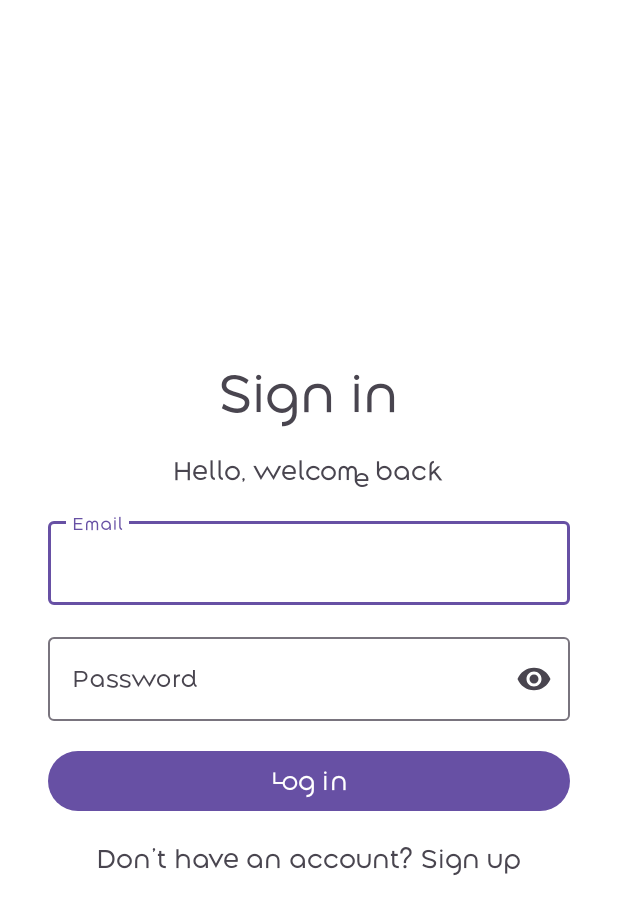
After one commit to soulmate-dating/glimpse, an Android app: the layout fragment_log_in.xml on its own in the app's theme, with its tools: preview values and no code run, on a phone screen of 412 x 824 dp. The commit adds this screen. Shown: the top 914 px of the screen. Run offline under Robolectric (Android 15) with nearby library versions, the phone set to English and light mode, and no system bars.

Commit message:
TIN-48: create simple sign in screen

```diff
--- a/app/src/main/java/ru/hse/glimpse/navigation/Screens.kt
+++ b/app/src/main/java/ru/hse/glimpse/navigation/Screens.kt
@@ -2,6 +2,7 @@ package ru.hse.glimpse.navigation
 
 import com.github.terrakok.cicerone.androidx.FragmentScreen
 import ru.hse.glimpse.screens.in_or_up.InOrUpFragment
+import ru.hse.glimpse.screens.log_in.LogInFragment
 import ru.hse.glimpse.screens.sign_up.SignUpFragment
 
 @Suppress("FunctionName")
@@ -10,4 +11,6 @@ object Screens {
     fun InOrUpScreen() = FragmentScreen { InOrUpFragment() }
 
     fun SignUpScreen() = FragmentScreen { SignUpFragment() }
+
+    fun LogInScreen() = FragmentScreen { LogInFragment() }
 }
--- a/app/src/main/java/ru/hse/glimpse/screens/in_or_up/InOrUpFragment.kt
+++ b/app/src/main/java/ru/hse/glimpse/screens/in_or_up/InOrUpFragment.kt
@@ -31,13 +31,15 @@ class InOrUpFragment : FlowFragment<InOrUpComponent>(R.layout.fragment_in_or_up)
         initViews()
     }
 
-    private fun initViews() {
-        binding.signUp.setOnClickListener { store.dispatch(InOrUpEvent.SingUpClicked) }
+    private fun initViews() = with(binding) {
+        signUp.setOnClickListener { store.dispatch(InOrUpEvent.SingUpClicked) }
+        signIn.setOnClickListener { store.dispatch(InOrUpEvent.SignInClicked) }
     }
 
     private fun handleNews(news: InOrUpNews) {
         when (news) {
             InOrUpNews.OpenSignUp -> router.navigateTo(Screens.SignUpScreen())
+            InOrUpNews.OpenSignIn -> router.navigateTo(Screens.LogInScreen())
         }
     }
 }
--- a/app/src/main/java/ru/hse/glimpse/screens/in_or_up/presentation/InOrUpEvent.kt
+++ b/app/src/main/java/ru/hse/glimpse/screens/in_or_up/presentation/InOrUpEvent.kt
@@ -2,4 +2,5 @@ package ru.hse.glimpse.screens.in_or_up.presentation
 
 sealed interface InOrUpEvent {
     object SingUpClicked : InOrUpEvent
+    object SignInClicked : InOrUpEvent
 }
--- a/app/src/main/java/ru/hse/glimpse/screens/in_or_up/presentation/InOrUpNews.kt
+++ b/app/src/main/java/ru/hse/glimpse/screens/in_or_up/presentation/InOrUpNews.kt
@@ -3,4 +3,5 @@ package ru.hse.glimpse.screens.in_or_up.presentation
 sealed interface InOrUpNews {
 
     object OpenSignUp : InOrUpNews
+    object OpenSignIn : InOrUpNews
 }
--- a/app/src/main/java/ru/hse/glimpse/screens/in_or_up/presentation/InOrUpUpdate.kt
+++ b/app/src/main/java/ru/hse/glimpse/screens/in_or_up/presentation/InOrUpUpdate.kt
@@ -7,6 +7,7 @@ internal class InOrUpUpdate : DslUpdate<InOrUpState, InOrUpEvent, InOrUpCommand,
     override fun NextBuilder.update(event: InOrUpEvent) {
         when (event) {
             is InOrUpEvent.SingUpClicked -> news(InOrUpNews.OpenSignUp)
+            is InOrUpEvent.SignInClicked -> news(InOrUpNews.OpenSignIn)
         }
     }
 }
--- /dev/null
+++ b/app/src/main/java/ru/hse/glimpse/screens/log_in/presentation/LogInCommand.kt
@@ -0,0 +1,3 @@
+package ru.hse.glimpse.screens.log_in.presentation
+
+sealed interface LogInCommand
--- /dev/null
+++ b/app/src/main/java/ru/hse/glimpse/screens/log_in/presentation/LogInEvent.kt
@@ -0,0 +1,3 @@
+package ru.hse.glimpse.screens.log_in.presentation
+
+sealed interface LogInEvent
--- /dev/null
+++ b/app/src/main/java/ru/hse/glimpse/screens/log_in/presentation/LogInNews.kt
@@ -0,0 +1,3 @@
+package ru.hse.glimpse.screens.log_in.presentation
+
+sealed interface LogInNews
--- /dev/null
+++ b/app/src/main/java/ru/hse/glimpse/screens/log_in/presentation/LogInState.kt
@@ -0,0 +1,5 @@
+package ru.hse.glimpse.screens.log_in.presentation
+
+data class LogInState(
+    val data: Any? = null,
+)
--- /dev/null
+++ b/app/src/main/java/ru/hse/glimpse/screens/log_in/presentation/LogInStore.kt
@@ -0,0 +1,5 @@
+package ru.hse.glimpse.screens.log_in.presentation
+
+import ru.tinkoff.kotea.core.Store
+
+typealias LogInStore = Store<LogInState, LogInEvent, LogInNews>
--- /dev/null
+++ b/app/src/main/res/layout/fragment_log_in.xml
@@ -0,0 +1,86 @@
+<?xml version="1.0" encoding="utf-8"?>
+<androidx.constraintlayout.widget.ConstraintLayout xmlns:android="http://schemas.android.com/apk/res/android"
+    xmlns:app="http://schemas.android.com/apk/res-auto"
+    android:layout_width="match_parent"
+    android:layout_height="match_parent"
+    android:background="@color/white">
+
+    <LinearLayout
+        android:layout_width="match_parent"
+        android:layout_height="wrap_content"
+        android:layout_marginHorizontal="32dp"
+        android:gravity="center"
+        android:orientation="vertical"
+        app:layout_constraintBottom_toBottomOf="parent"
+        app:layout_constraintEnd_toEndOf="parent"
+        app:layout_constraintStart_toStartOf="parent"
+        app:layout_constraintTop_toTopOf="parent">
+
+        <TextView
+            android:id="@+id/title"
+            android:layout_width="wrap_content"
+            android:layout_height="wrap_content"
+            android:fontFamily="@font/along_sanss2_regular"
+            android:text="@string/sign_in"
+            android:textSize="36sp" />
+
+        <TextView
+            android:id="@+id/description"
+            android:layout_width="wrap_content"
+            android:layout_height="wrap_content"
+            android:layout_marginTop="16dp"
+            android:fontFamily="@font/along_sanss2_regular"
+            android:text="@string/sign_in_description"
+            android:textSize="18sp" />
+
+        <com.google.android.material.textfield.TextInputLayout
+            android:id="@+id/email"
+            android:layout_width="match_parent"
+            android:layout_height="wrap_content"
+            android:layout_marginTop="16dp"
+            android:hint="@string/email">
+
+            <com.google.android.material.textfield.TextInputEditText
+                android:layout_width="match_parent"
+                android:layout_height="wrap_content"
+                android:fontFamily="@font/along_sanss2_regular" />
+
+        </com.google.android.material.textfield.TextInputLayout>
+
+        <com.google.android.material.textfield.TextInputLayout
+            android:id="@+id/paswword"
+            android:layout_width="match_parent"
+            android:layout_height="wrap_content"
+            android:layout_marginTop="16dp"
+            android:hint="@string/password"
+            app:endIconMode="password_toggle">
+
+            <com.google.android.material.textfield.TextInputEditText
+                android:layout_width="match_parent"
+                android:layout_height="wrap_content"
+                android:fontFamily="@font/along_sanss2_regular"
+                android:inputType="textPassword" />
+
+        </com.google.android.material.textfield.TextInputLayout>
+
+        <Button
+            android:id="@+id/log_in"
+            android:layout_width="match_parent"
+            android:layout_height="wrap_content"
+            android:layout_marginTop="16dp"
+            android:fontFamily="@font/along_sanss2_regular"
+            android:text="@string/log_in"
+            android:textSize="18sp" />
+
+        <TextView
+            android:id="@+id/already_have_an_account"
+            android:layout_width="wrap_content"
+            android:layout_height="wrap_content"
+            android:layout_marginTop="16dp"
+            android:fontFamily="@font/along_sanss2_regular"
+            android:text="@string/sign_in_already_have_account"
+            android:textSize="18sp" />
+
+    </LinearLayout>
+
+</androidx.constraintlayout.widget.ConstraintLayout>
--- a/app/src/main/res/values/strings.xml
+++ b/app/src/main/res/values/strings.xml
@@ -3,6 +3,7 @@
 
     <string name="sign_up">Sign up</string>
     <string name="sign_in">Sign in</string>
+    <string name="log_in">Log in</string>
     <string name="create_account">Create account</string>
 
     <string name="sign_up_description">Just a few quick thing to get started</string>
```
Also changed, not shown: app/src/main/java/ru/hse/glimpse/di/ComponentsModule.kt (+7 -0 lines), app/src/main/java/ru/hse/glimpse/screens/log_in/LogInFragment.kt (added, +7 -0 lines), app/src/main/java/ru/hse/glimpse/screens/log_in/di/LogInComponent.kt (added, +9 -0 lines), app/src/main/java/ru/hse/glimpse/screens/log_in/di/LogInModule.kt (added, +24 -0 lines), app/src/main/java/ru/hse/glimpse/screens/log_in/presentation/LogInUpdate.kt (added, +10 -0 lines).
